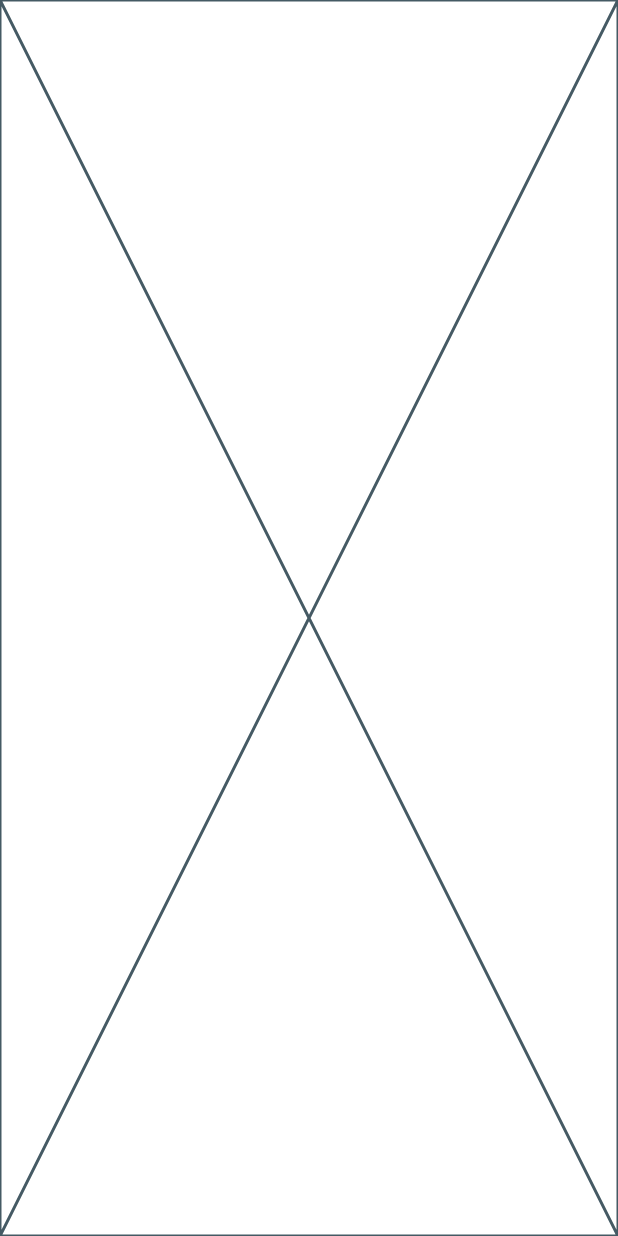
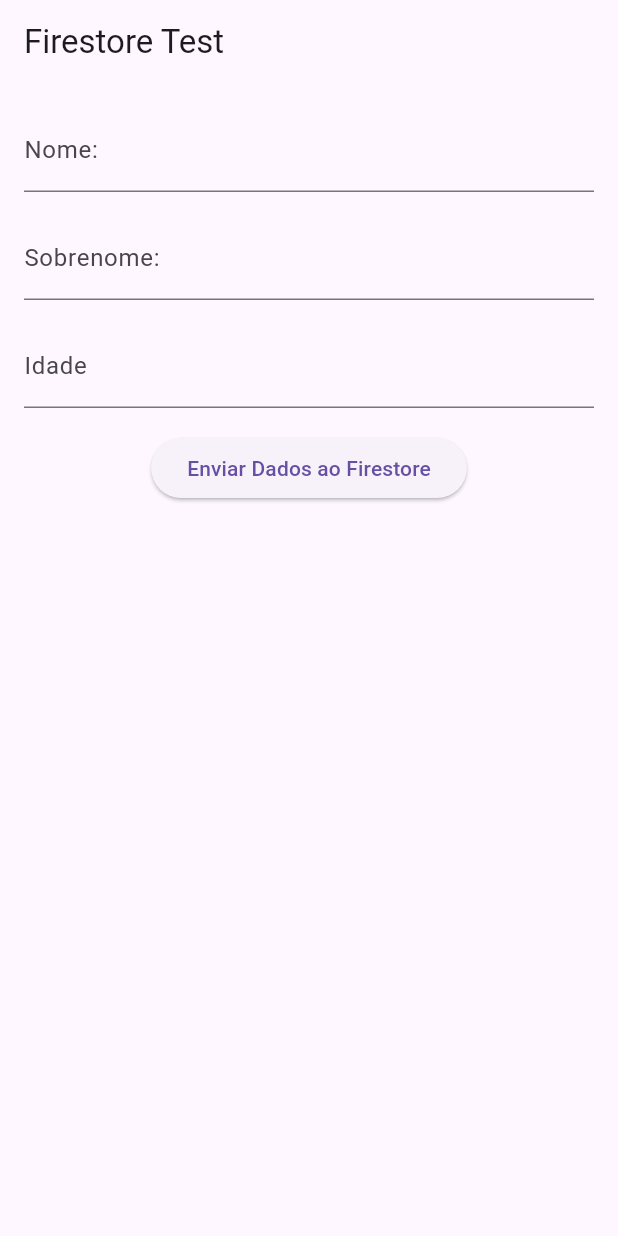
Before and after one commit to marcosjrpb/firebase, a Flutter app: the screen it shows after launch, on a phone screen of 412 x 824 dp. Run offline on Flutter 3.47's test engine with Material 3 defaults, Android fonts, the phone set to English and light mode, and no system bars; our stand-ins replace cloud_firestore, firebase_core; accounts and stored records are empty.

Commit message:
Salvar no FireBase

```diff
--- a/lib/main.dart
+++ b/lib/main.dart
@@ -1,18 +1,96 @@
 import 'package:flutter/material.dart';
-import 'package:firebase/MyApp.dart';
 import 'package:firebase_core/firebase_core.dart';
-import 'firebase_options.dart';
+import 'package:cloud_firestore/cloud_firestore.dart';
 
+void main() async {
+  WidgetsFlutterBinding.ensureInitialized();
+  await Firebase.initializeApp();
 
-void main() async{
-  // precisa para funcionar no android
-  WidgetsFlutterBinding.ensureInitialized();
+  runApp(MyApp());
+}
 
-  await Firebase.initializeApp(
-    options: DefaultFirebaseOptions.currentPlatform,
-  );
+class MyApp extends StatelessWidget {
+  @override
+  Widget build(BuildContext context) {
+    return MaterialApp(
+      title: 'Firestore Test',
+      home: TestScreen(),
+    );
+  }
+}
 
-  runApp(
-      MyApp()
-  );
+class TestScreen extends StatefulWidget {
+  @override
+  _TestScreenState createState() => _TestScreenState();
 }
+
+class _TestScreenState extends State<TestScreen> {
+  final FirebaseFirestore _firestore = FirebaseFirestore.instance;
+  final TextEditingController _nameController = TextEditingController();
+  final TextEditingController _sobreNomeController = TextEditingController();
+  final TextEditingController _ageController = TextEditingController();
+
+  @override
+  Widget build(BuildContext context) {
+    return Scaffold(
+      appBar: AppBar(
+        title: Text('Firestore Test'),
+      ),
+      body: Padding(
+        padding: EdgeInsets.all(16.0),
+        child: Column(
+          children: [
+            TextField(
+              controller: _nameController,
+              decoration: InputDecoration(labelText: 'Nome: '),
+            ),
+            SizedBox(height: 16.0),
+            TextField(
+              controller: _sobreNomeController,
+              decoration: InputDecoration(labelText: 'Sobrenome: '),
+            ),
+            SizedBox(height: 16.0),
+            TextField(
+              controller: _ageController,
+              keyboardType: TextInputType.number,
+              decoration: InputDecoration(labelText: 'Idade'),
+            ),
+            SizedBox(height: 16.0),
+            ElevatedButton(
+              onPressed: () async {
+                String nome = _nameController.text;
+                String sobrenome = _sobreNomeController.text;
+                int idade = int.tryParse(_ageController.text) ?? 0;
+
+                await _writeDataToFirestore(nome, sobrenome, idade);
+              },
+              child: Text('Enviar Dados ao Firestore'),
+            ),
+          ],
+        ),
+      ),
+    );
+  }
+
+  Future<void> _writeDataToFirestore(String nome, String sobrenome, int idade) async {
+    try {
+      // Escrever dados no Firestore
+      await _firestore.collection('usuarios').add({
+        'nome': nome,
+        'sobrenome':sobrenome,
+        'idade': idade,
+      });
+      print('Dados gravados no Firestore com sucesso');
+    } catch (e) {
+      print('Erro ao gravar dados no Firestore: $e');
+    }
+  }
+
+  @override
+  void dispose() {
+    _nameController.dispose();
+    _sobreNomeController.dispose();
+    _ageController.dispose();
+    super.dispose();
+  }
+}
```
Also changed, not shown: lib/firebase_options.dart, 2 other files.
